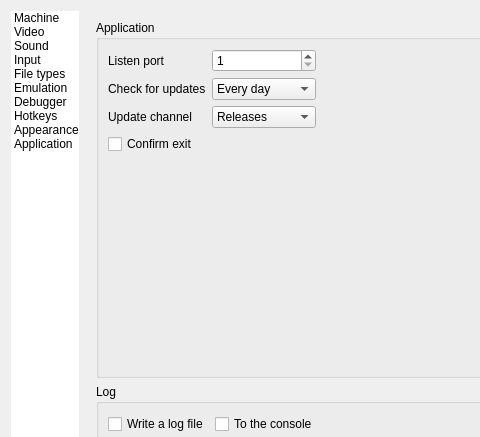
Before: the Qt Designer form ui/setupwin.ui in Loccy/xpeccy-plus, drawn with Qt 5; both pictures show x 0 to 480 and y 0 to 437 of the 716 by 909 pixel window.
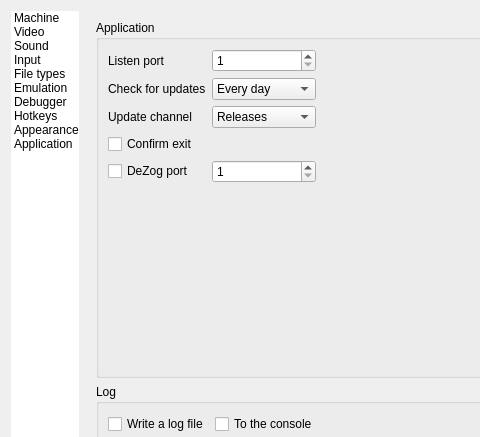
After: the same form once the commit is applied. The open tabs and pages were chosen to show the change. Icons and pictures are not drawn. Custom widgets are drawn as their Qt base class.

Commit message: dezog: DeZog in VS Code debugs the running machine - a DZRP 2.2 server on the loopback (Options > Application > DeZog port, --dezog, --dezog-port), served to DeZog 3.8's dzrp remote and to 3.7's cspect one; while it is attached a breakpoint stops the machine for it, not for the Debugger window; its points kept apart from the Debugger's list; the 48K as ZX48K, the Next as the Next, the rest as ZX128K; the resume step shared with the Debugger (brk_step_off); tests/dzrp speaks the protocol to a --bench run

What changed in the file:
```diff
--- a/ui/setupwin.ui
+++ b/ui/setupwin.ui
@@ -4236,7 +4236,38 @@
                     </property>
                    </widget>
                   </item>
-                  <item row="5" column="0" colspan="2">
+                  <item row="5" column="0">
+                   <widget class="QCheckBox" name="cbDezog">
+                    <property name="toolTip">
+                     <string>Lets DeZog in VS Code debug the machine,
+from this computer only</string>
+                    </property>
+                    <property name="text">
+                     <string>DeZog port</string>
+                    </property>
+                   </widget>
+                  </item>
+                  <item row="5" column="1">
+                   <widget class="QSpinBox" name="sbDezogPort">
+                    <property name="toolTip">
+                     <string>Lets DeZog in VS Code debug the machine,
+from this computer only</string>
+                    </property>
+                    <property name="minimumSize">
+                     <size>
+                      <width>80</width>
+                      <height>0</height>
+                     </size>
+                    </property>
+                    <property name="minimum">
+                     <number>1</number>
+                    </property>
+                    <property name="maximum">
+                     <number>65535</number>
+                    </property>
+                   </widget>
+                  </item>
+                  <item row="6" column="0" colspan="2">
                    <spacer name="verticalSpacer_appgrid">
                     <property name="orientation">
                      <enum>Qt::Vertical</enum>
```
The commit also changes 15 other files.
